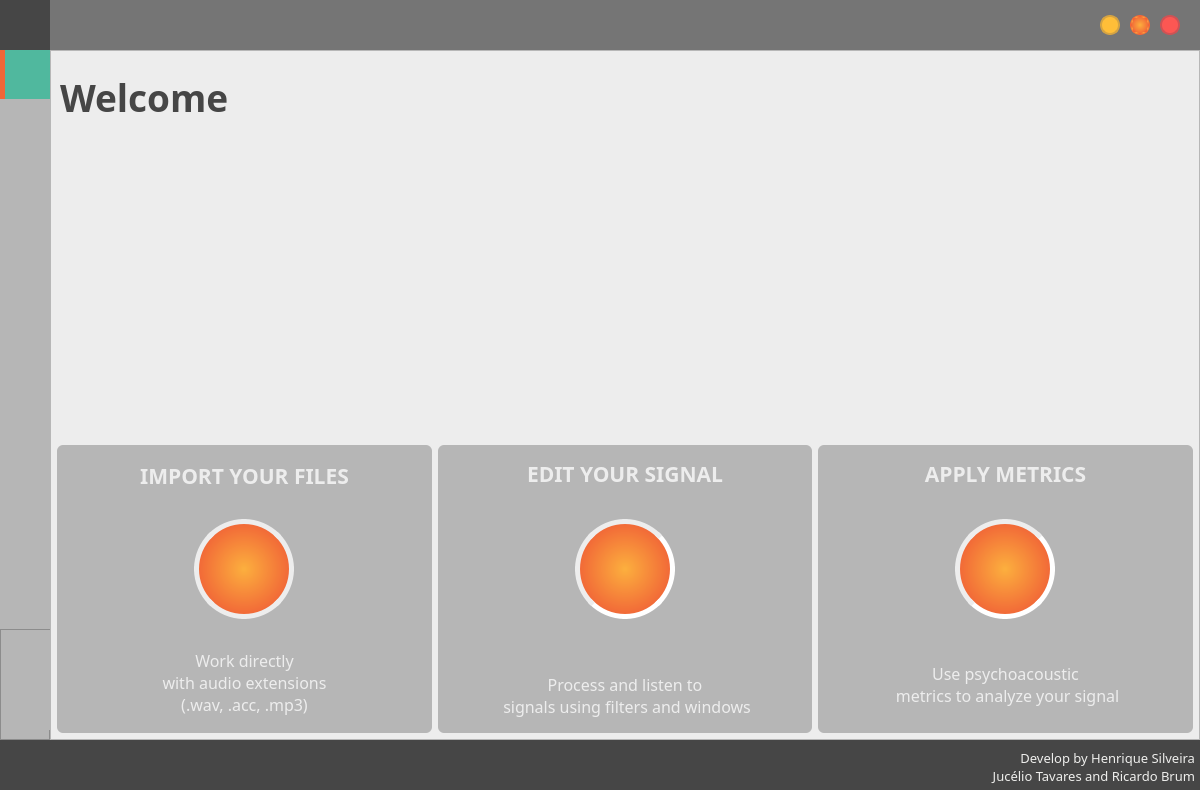
This is Forms/form.ui in henriquealende/PsychoBox as Qt 5 draws it before an edit. The edited form follows.
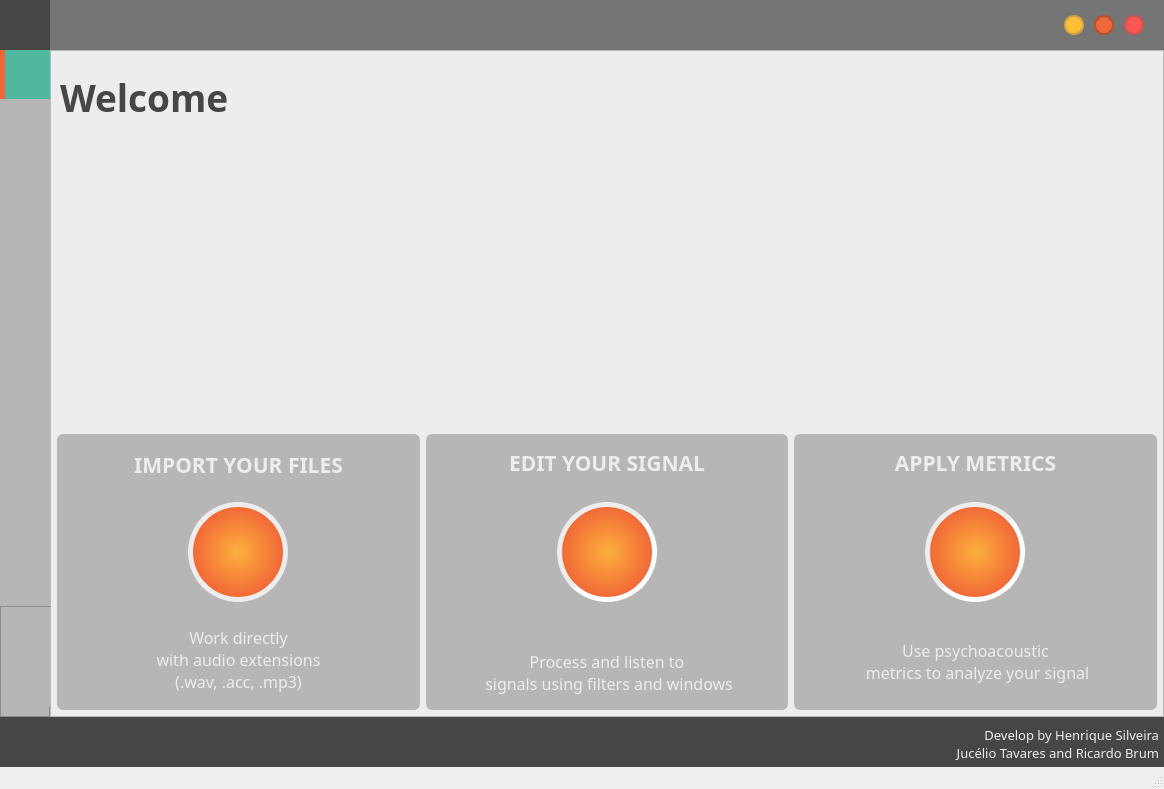
This is the edited form. Icons and pictures are not drawn.

Diff of the .ui file:
```diff
--- a/Forms/form.ui
+++ b/Forms/form.ui
@@ -1,58 +1,19 @@
 <?xml version="1.0" encoding="UTF-8"?>
 <ui version="4.0">
- <class>Widget</class>
- <widget class="QWidget" name="Widget">
+ <class>MainWindow</class>
+ <widget class="QMainWindow" name="MainWindow">
   <property name="geometry">
    <rect>
     <x>0</x>
     <y>0</y>
-    <width>1200</width>
-    <height>790</height>
+    <width>1164</width>
+    <height>789</height>
    </rect>
   </property>
-  <property name="minimumSize">
-   <size>
-    <width>1200</width>
-    <height>790</height>
-   </size>
-  </property>
-  <property name="maximumSize">
-   <size>
-    <width>16777215</width>
-    <height>16777215</height>
-   </size>
-  </property>
   <property name="windowTitle">
    <string>PsychoBox | v.003</string>
   </property>
-  <property name="windowIcon">
-   <iconset resource="../Resources/resourceGui.qrc">
-    <normaloff>:/icons/img/psychobox.png</normaloff>:/icons/img/psychobox.png</iconset>
-  </property>
-  <property name="styleSheet">
-   <string notr="true">
-QCheckBox{
-	color: rgb(255,255,255);
-}
-QCheckBox::indicator{
-	background-color: rgb(70,70,70);
-	color: rgb(241,102,55);
-	border-radius:6px;
-}
-
-QCheckBox::indicator:checked{
-	background-color: rgb(241,102,55);
-	border: 2px solid rgb(70,70,70);
-}
-
-QCheckBox:disabled{
- color: rgb(136, 138, 133);
-}
-
-QCheckBox::indicator:checked:disabled{
-	background-color: rgb(136, 138, 133);
-}</string>
-  </property>
+  <widget class="QWidget" name="centralwidget">
   <layout class="QVBoxLayout" name="verticalLayout">
    <property name="spacing">
     <number>0</number>
@@ -381,8 +342,8 @@
               </property>
               <property name="styleSheet">
                <string notr="true">QPushButton {
-	background-color:  qradialgradient(spread:pad, cx:0.5, cy:0.5, radius:0.5, fx:0.5, fy:0.5, stop:0 rgba(252, 175, 62,255), stop:1 rgba(241, 102, 55, 255));
-	border: 2px solid  qradialgradient(spread:pad, cx:0.5, cy:0.5, radius:0.5, fx:0.5, fy:0.5, stop:0 rgba(252, 175, 62,255), stop:1 rgba(241, 102, 55, 255));
+	background-color:  rgb(237, 105, 59);
+	border: 2px solid rgb(184, 80, 45) ;
 }
 
 QPushButton:hover {
@@ -987,30 +948,6 @@
             <property name="frameShadow">
              <enum>QFrame::Raised</enum>
             </property>
-            <layout class="QVBoxLayout" name="verticalLayout_7">
-             <property name="spacing">
-              <number>0</number>
-             </property>
-             <property name="leftMargin">
-              <number>0</number>
-             </property>
-             <property name="topMargin">
-              <number>0</number>
-             </property>
-             <property name="rightMargin">
-              <number>0</number>
-             </property>
-             <property name="bottomMargin">
-              <number>0</number>
-             </property>
-             <item>
-              <widget class="QFrame" name="frame_7">
-               <property name="frameShape">
-                <enum>QFrame::NoFrame</enum>
-               </property>
-               <property name="frameShadow">
-                <enum>QFrame::Raised</enum>
-               </property>
                <layout class="QVBoxLayout" name="verticalLayout_8">
                 <property name="spacing">
                  <number>0</number>
@@ -1028,6 +965,30 @@
                  <number>0</number>
                 </property>
                 <item>
+               <widget class="QFrame" name="frame_7">
+                <property name="frameShape">
+                 <enum>QFrame::NoFrame</enum>
+                </property>
+                <property name="frameShadow">
+                 <enum>QFrame::Raised</enum>
+                </property>
+                <layout class="QVBoxLayout" name="verticalLayout_9">
+                 <property name="spacing">
+                  <number>0</number>
+                 </property>
+                 <property name="leftMargin">
+                  <number>0</number>
+                 </property>
+                 <property name="topMargin">
+                  <number>0</number>
+                 </property>
+                 <property name="rightMargin">
+                  <number>0</number>
+                 </property>
+                 <property name="bottomMargin">
+                  <number>0</number>
+                 </property>
+                 <item>
                  <widget class="QFrame" name="frame_17">
                   <property name="minimumSize">
                    <size>
@@ -1047,7 +1008,7 @@
                   <property name="frameShadow">
                    <enum>QFrame::Raised</enum>
                   </property>
-                  <layout class="QHBoxLayout" name="horizontalLayout_6">
+                   <layout class="QHBoxLayout" name="horizontalLayout_12">
                    <property name="spacing">
                     <number>0</number>
                    </property>
@@ -1197,6 +1158,21 @@
                          <enum>QFrame::Raised</enum>
                         </property>
                         <layout class="QVBoxLayout" name="verticalLayout_12">
+                          <property name="spacing">
+                           <number>0</number>
+                          </property>
+                          <property name="leftMargin">
+                           <number>30</number>
+                          </property>
+                          <property name="topMargin">
+                           <number>0</number>
+                          </property>
+                          <property name="rightMargin">
+                           <number>0</number>
+                          </property>
+                          <property name="bottomMargin">
+                           <number>0</number>
+                          </property>
                          <item>
                           <widget class="QLabel" name="logo_2">
                            <property name="minimumSize">
@@ -8213,6 +8189,18 @@
    </item>
   </layout>
  </widget>
+  <widget class="QMenuBar" name="menubar">
+   <property name="geometry">
+    <rect>
+     <x>0</x>
+     <y>0</y>
+     <width>1164</width>
+     <height>21</height>
+    </rect>
+   </property>
+  </widget>
+  <widget class="QStatusBar" name="statusbar"/>
+ </widget>
  <resources>
   <include location="../Resources/resourceGui.qrc"/>
  </resources>
```
Left out of the diff: 188 changed lines with no effect on the pictures. Lines whose indentation alone changed are shown as unchanged.
